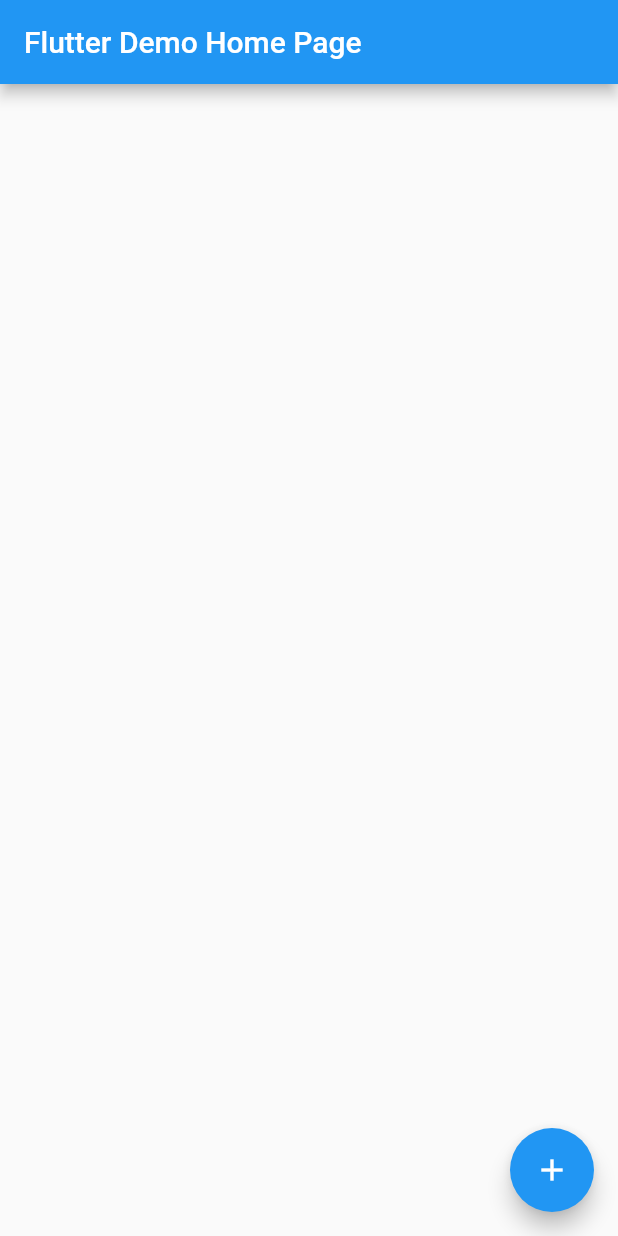
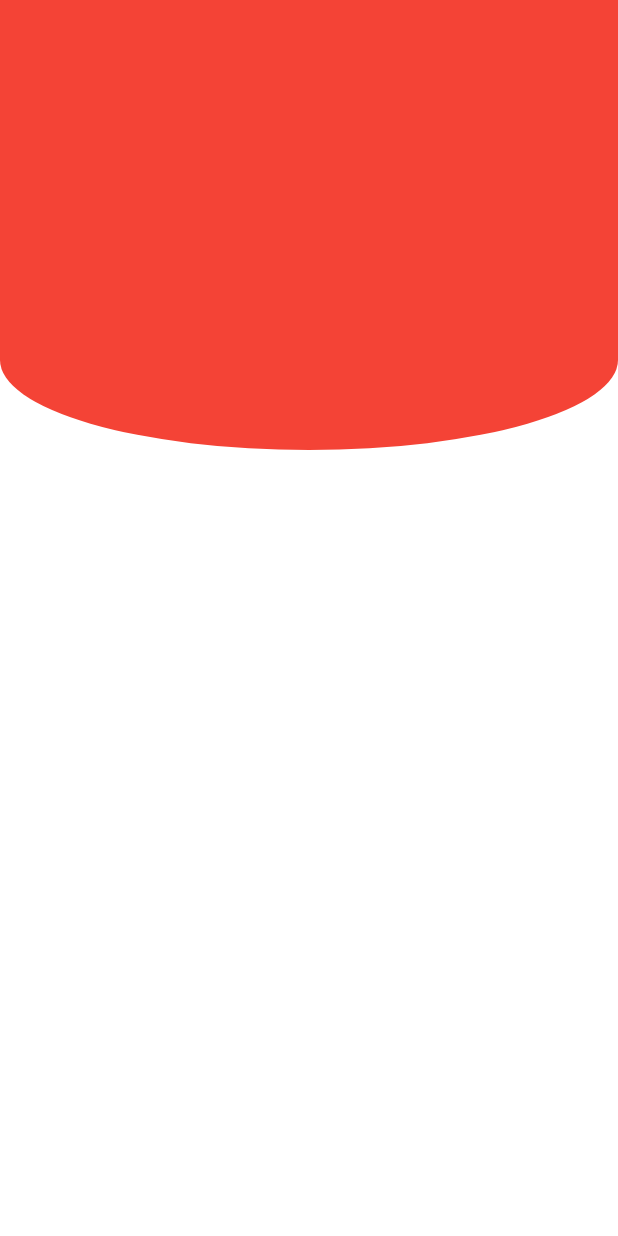
Before and after one commit to turlvo/stackoverflow, a Flutter app: the screen it shows after launch, on a phone screen of 412 x 824 dp. Run offline on Flutter 3.47's test engine with Material 2 defaults, Android fonts, the phone set to English and light mode, and no system bars.

Commit message:
resolve 71121310

```diff
--- a/lib/main.dart
+++ b/lib/main.dart
@@ -1,49 +1,44 @@
 import 'package:flutter/material.dart';
 
-void main() {
-  runApp(MyApp());
-}
+void main() => runApp(MyApp());
 
 class MyApp extends StatelessWidget {
   @override
   Widget build(BuildContext context) {
     return MaterialApp(
       title: 'Flutter Demo',
+      debugShowCheckedModeBanner: false,
       theme: ThemeData(
         primarySwatch: Colors.blue,
-        visualDensity: VisualDensity.adaptivePlatformDensity,
       ),
-      home: MyHomePage(title: 'Flutter Demo Home Page'),
+      home: const SampleExample(),
     );
   }
 }
 
-class MyHomePage extends StatefulWidget {
-  MyHomePage({Key key, this.title}) : super(key: key);
-
-  final String title;
-
-  @override
-  _MyHomePageState createState() => _MyHomePageState();
-}
-
-class _MyHomePageState extends State<MyHomePage> {
-  @override
-  void initState() {
-    super.initState();
-  }
+class SampleExample extends StatelessWidget {
+  const SampleExample({Key key}) : super(key: key);
 
   @override
   Widget build(BuildContext context) {
     return Scaffold(
-      appBar: AppBar(
-        title: Text(widget.title),
-      ),
-      body: _buildBody(),
-      floatingActionButton: FloatingActionButton(
-        onPressed: () {},
-        tooltip: 'Increment',
-        child: Icon(Icons.add),
+      backgroundColor: Colors.white,
+      body: Stack(
+        children: [
+          Container(
+            height: 300,
+            width: MediaQuery.of(context).size.width,
+            child: Container(
+              height: 250.0,
+              decoration: BoxDecoration(
+                color: Colors.red,
+                borderRadius: BorderRadius.vertical(
+                    bottom: Radius.elliptical(
+                        MediaQuery.of(context).size.width, 120.0)),
+              ),
+            ),
+          ),
+        ],
       ),
     );
   }
```
Also changed, not shown: pubspec.lock.
